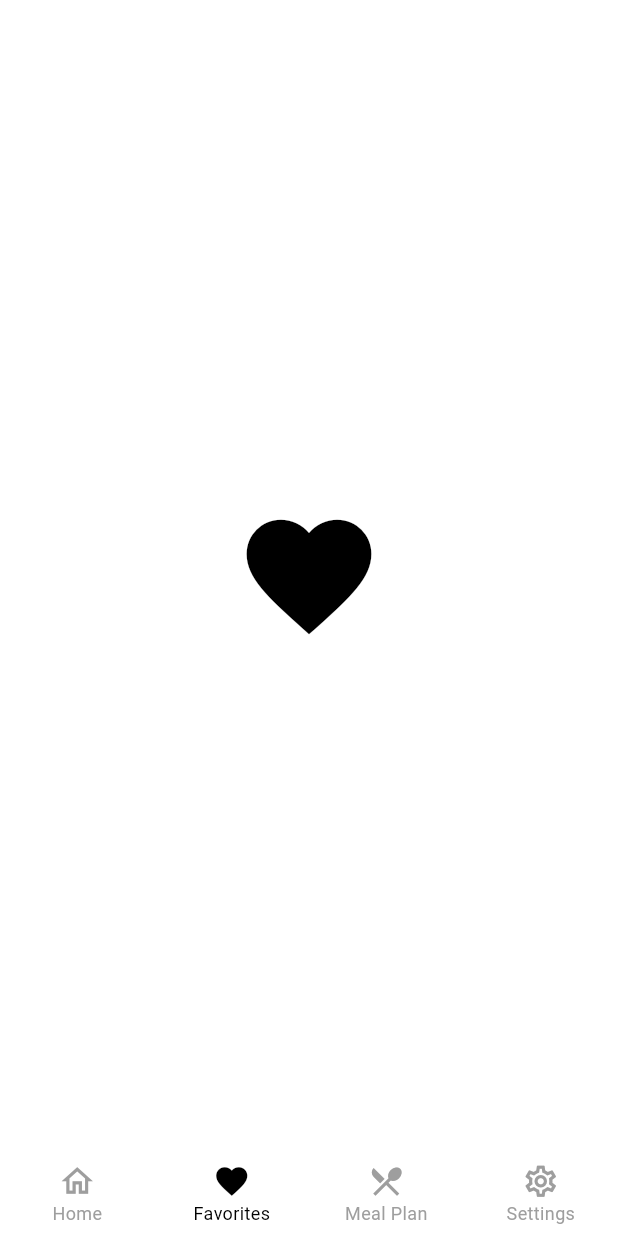
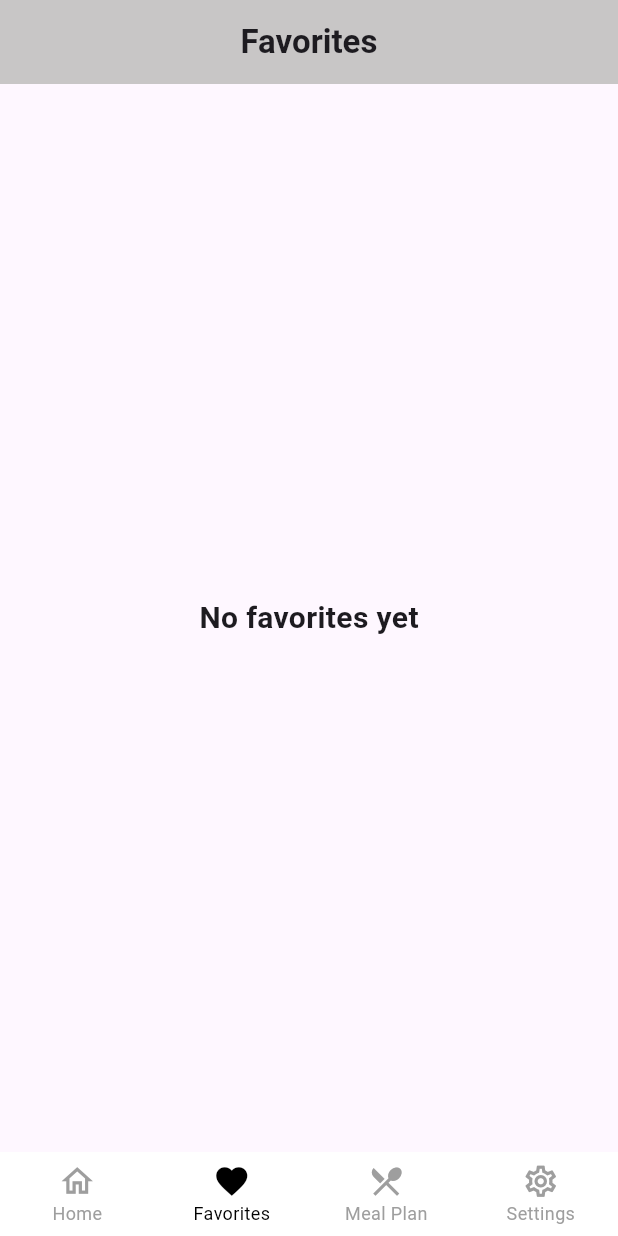
Before and after one commit to Prathisthapandey12/recipe_app, a Flutter app: the screen it shows after launch, item 2 of the bottom bar chosen, on a phone screen of 412 x 824 dp. Run offline on Flutter 3.47's test engine with Material 3 defaults, Android fonts, the phone set to English and light mode, and no system bars; our stand-ins replace cloud_firestore, firebase_core; accounts and stored records are empty.

Commit message:
improve UI in view all pages, added a new favorite page

```diff
--- /dev/null
+++ b/lib/Provider/favorite_provider.dart
@@ -0,0 +1,66 @@
+import 'package:cloud_firestore/cloud_firestore.dart';
+import 'package:flutter/material.dart';
+import 'package:provider/provider.dart';
+
+class FavoriteProvider extends ChangeNotifier{
+  List<String> _favoriteIds = [];
+
+  // getter (get function) to get the favorite list
+  List<String> get favorites => _favoriteIds;
+
+  FavoriteProvider(){
+    loadFavorites();
+  }
+
+  void toggleFavorite(DocumentSnapshot product) async{
+    String productId = product.id;
+    if(_favoriteIds.contains(productId)){
+      _favoriteIds.remove(productId);
+      await _removefavorite(productId); // remove from favorite
+    }else{
+      _favoriteIds.add(productId);
+      await _addfavorite(productId); // add to favorite
+    }
+    notifyListeners();
+  }
+
+  bool isExist(DocumentSnapshot product){
+    String productId = product.id;
+    return _favoriteIds.contains(productId);
+  }
+
+  Future<void> _addfavorite(String productId) async{
+    // add to favorite to firestore
+    try{
+      await FirebaseFirestore.instance.collection('favorites').doc(productId).set({
+        'isFavorite' : true,
+      });
+    }catch(e){
+      print(e);
+    }
+  }
+
+  Future<void> _removefavorite(String productId) async{
+    // remove from favorite to firestore
+    try{
+      await FirebaseFirestore.instance.collection('favorites').doc(productId).delete();
+    }catch(e){
+      print(e);
+    }
+  }
+
+  Future<void> loadFavorites() async{
+    try{
+      QuerySnapshot snapshot = await FirebaseFirestore.instance.collection('favorites').get();
+      _favoriteIds = snapshot.docs.map((e) => e.id).toList();
+    }catch(e){
+      print(e);
+    }
+    notifyListeners();
+  }
+
+  // static method to get the provider from any context
+  static FavoriteProvider of(BuildContext context, {bool listen = true} ){
+    return Provider.of<FavoriteProvider>(context, listen: listen);
+  }
+}
--- a/lib/main.dart
+++ b/lib/main.dart
@@ -1,6 +1,8 @@
 import 'package:flutter/material.dart';
 import 'package:firebase_core/firebase_core.dart';
+import 'package:provider/provider.dart';
 import 'views/app_main_screen.dart';
+import 'Provider/favorite_provider.dart';
 
 void main() async{
   WidgetsFlutterBinding.ensureInitialized();
@@ -14,9 +16,14 @@ class MyApp extends StatelessWidget {
   // This widget is the root of your application.
   @override
   Widget build(BuildContext context) {
-    return const MaterialApp(
-      debugShowCheckedModeBanner: false,
-      home: AppMainScreen(),
+    return MultiProvider(
+      providers: [
+        ChangeNotifierProvider(create: (_) => FavoriteProvider()),
+      ],
+      child: const MaterialApp(
+        debugShowCheckedModeBanner: false,
+        home: AppMainScreen(),
+      ),
     );
   }
 }
--- /dev/null
+++ b/lib/views/app_favorite_screen.dart
@@ -0,0 +1,60 @@
+import 'package:flutter/material.dart';
+import 'package:recipe_app/Provider/favorite_provider.dart';
+import 'package:recipe_app/widgets/food_items_display.dart';
+import 'package:cloud_firestore/cloud_firestore.dart';
+
+class AppFavoriteScreen extends StatefulWidget {
+  const AppFavoriteScreen({super.key});
+
+  @override
+  State<AppFavoriteScreen> createState() => _AppFavoriteScreenState();
+}
+
+class _AppFavoriteScreenState extends State<AppFavoriteScreen> {
+
+  @override
+  Widget build(BuildContext context) {
+    final provider = FavoriteProvider.of(context);
+    final favoriteItems = provider.favorites;
+    return Scaffold(
+      appBar: AppBar(
+        backgroundColor: const Color.fromARGB(255, 200, 198, 198),
+        centerTitle: true,
+        title: Text('Favorites', style: TextStyle(fontWeight: FontWeight.bold),),
+        automaticallyImplyLeading: false ,
+        elevation: 0,
+      ),
+
+      body : favoriteItems.isEmpty ?
+      Center(
+        child : Text('No favorites yet', style: TextStyle(fontSize: 20, fontWeight: FontWeight.bold),),
+      )
+      :
+      Padding(
+        padding: EdgeInsets.only(top: 10, left : 10),
+        child : GridView.builder(
+              gridDelegate: SliverGridDelegateWithFixedCrossAxisCount(
+                crossAxisCount: 1,
+                childAspectRatio: 0.7,
+                ),
+              itemBuilder: (context, index){
+                return FutureBuilder<DocumentSnapshot>(
+                  future: FirebaseFirestore.instance.collection('food-items').doc(favoriteItems[index]).get(),
+                  builder: (context, AsyncSnapshot<DocumentSnapshot> snapshot){
+                    if(snapshot.connectionState == ConnectionState.waiting){
+                      return Center(child: CircularProgressIndicator(),);
+                    }
+                    if( !snapshot.hasData || snapshot.data == null){
+                      return Center(child: Text('Error loading favorites'),);
+                    }
+                    return FoodItemsDisplay(documentSnapshot: snapshot.data!);
+                  },
+              );
+              },
+              itemCount: favoriteItems.length,
+            ),
+
+      )
+    );
+  }
+}
--- a/lib/views/app_home_screen.dart
+++ b/lib/views/app_home_screen.dart
@@ -44,10 +44,11 @@ class _AppHomeScreenState extends State<AppHomeScreen>{
 
                     ],),
                     Padding(
-                      padding: EdgeInsets.symmetric(vertical: 22),
+                      padding: EdgeInsets.symmetric(vertical: 15),
                       child: TextField(
+                        style: TextStyle(fontSize: 14),
                         decoration: InputDecoration(
-                          prefixIcon: Icon(Icons.search),
+                          prefixIcon: Icon(Icons.search, size: 20,),
                           filled: true,
                           fillColor: Colors.white,
                           border: InputBorder.none,
--- a/lib/views/app_main_screen.dart
+++ b/lib/views/app_main_screen.dart
@@ -1,6 +1,6 @@
 import 'package:flutter/material.dart';
 import 'package:recipe_app/views/app_home_screen.dart';
-
+import 'package:recipe_app/views/app_favorite_screen.dart';
 
 class AppMainScreen extends StatefulWidget{
   const AppMainScreen({Key? key}) : super(key: key);
@@ -18,7 +18,7 @@ class _AppMainScreenState extends State<AppMainScreen>{
   void initState(){
     page = [
       AppHomeScreen(),
-      navbarpage(Icons.favorite),
+      AppFavoriteScreen(),
       navbarpage(Icons.restaurant_menu),
       navbarpage(Icons.settings),
     ];
```
Also changed, not shown: lib/views/view_all.dart (+21 -6 lines), lib/widgets/food_items_display.dart (+11 -2 lines).
